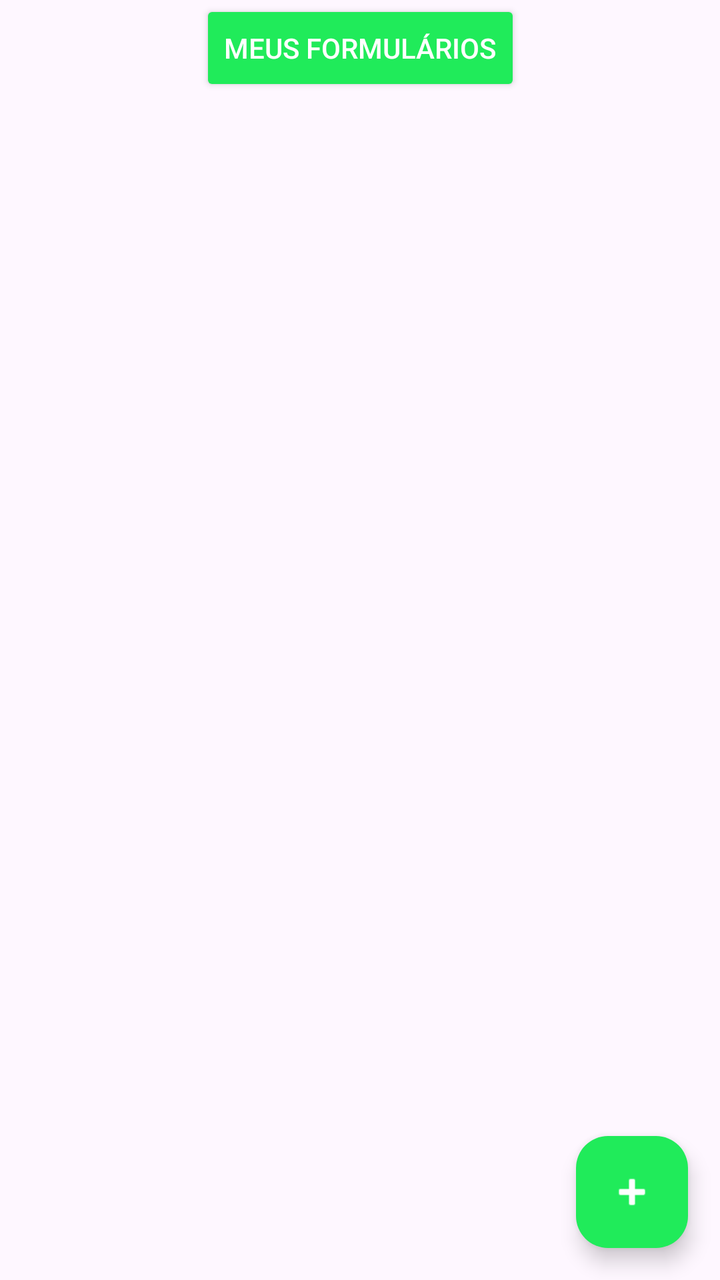
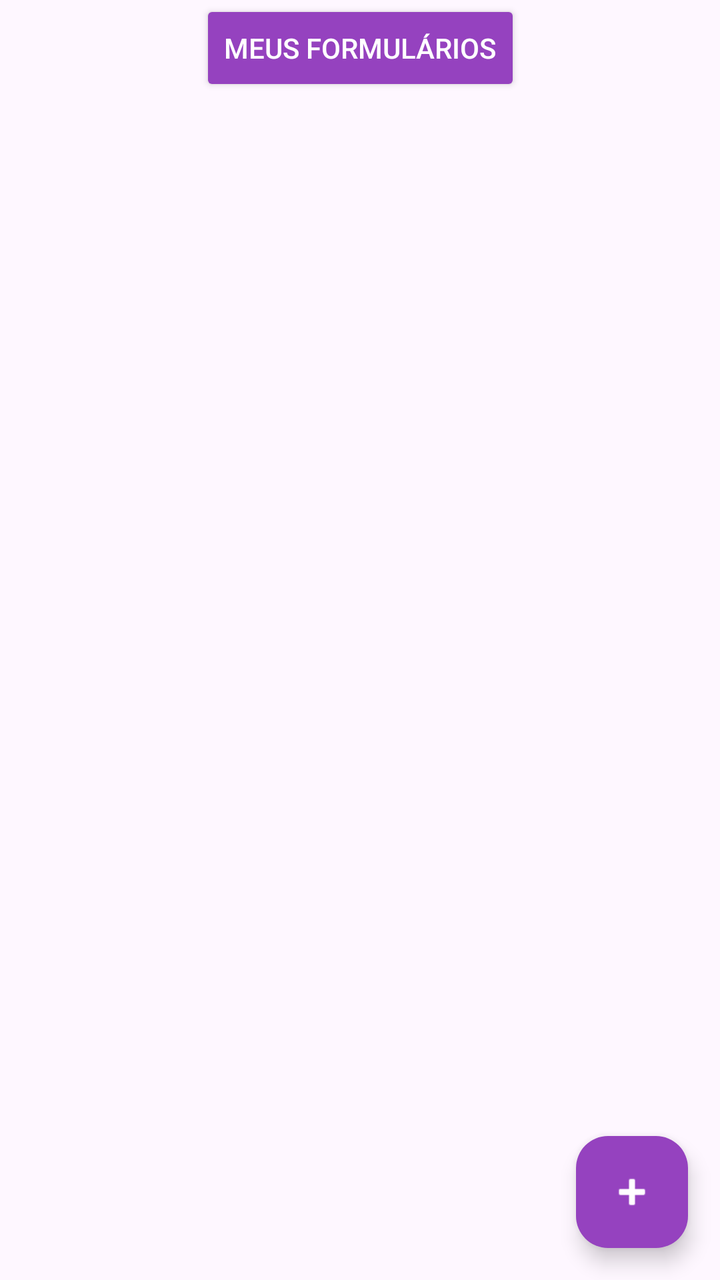

Two renders of the same Android screen: before a commit and after it. Below are the layout's source before the change and the commit's diff.
<!-- AndroidManifest.xml: application theme Theme.Material3.Light -->
<!-- res/layout/activity_main.xml -->
<?xml version="1.0" encoding="utf-8"?>
<RelativeLayout xmlns:android="http://schemas.android.com/apk/res/android"
    xmlns:app="http://schemas.android.com/apk/res-auto"
    android:layout_width="match_parent"
    android:layout_height="match_parent">

    <androidx.constraintlayout.widget.ConstraintLayout
        xmlns:android="http://schemas.android.com/apk/res/android"
        xmlns:app="http://schemas.android.com/apk/res-auto"
        android:layout_width="match_parent"
        android:layout_height="match_parent">

        <Button
            android:id="@+id/my_forms_button"
            android:layout_width="wrap_content"
            android:layout_height="wrap_content"
            android:text="Meus Formulários"
            android:backgroundTint="@color/verde"
            android:textColor="@android:color/white"
            android:padding="12dp"
            app:layout_constraintTop_toTopOf="parent"
            app:layout_constraintStart_toStartOf="parent"
            app:layout_constraintEnd_toEndOf="parent"
            android:layout_marginTop="0dp" />

    </androidx.constraintlayout.widget.ConstraintLayout>



    <com.google.android.material.floatingactionbutton.FloatingActionButton
        android:id="@+id/form_button"
        android:layout_width="wrap_content"
        android:layout_height="wrap_content"
        android:layout_alignParentEnd="true"
        android:layout_alignParentBottom="true"
        android:layout_margin="16dp"
        app:backgroundTint="@color/verde"
        app:srcCompat="@android:drawable/ic_input_add"
        app:tint="@android:color/white" />

</RelativeLayout>
<!-- resources referenced by this layout -->
<resources>
  <color name="verde">#20EB5A</color>
</resources>

<!-- the commit's change to res/layout/activity_main.xml (unified diff, before → after) -->
@@ -15,7 +15,7 @@
             android:layout_width="wrap_content"
             android:layout_height="wrap_content"
             android:text="Meus Formulários"
-            android:backgroundTint="@color/verde"
+            android:backgroundTint="@color/roxo"
             android:textColor="@android:color/white"
             android:padding="12dp"
             app:layout_constraintTop_toTopOf="parent"
@@ -34,7 +34,7 @@
         android:layout_alignParentEnd="true"
         android:layout_alignParentBottom="true"
         android:layout_margin="16dp"
-        app:backgroundTint="@color/verde"
+        app:backgroundTint="@color/roxo"
         app:srcCompat="@android:drawable/ic_input_add"
         app:tint="@android:color/white" />
 
<!-- resource entries referenced after the edit -->
@@ -1,5 +1,5 @@
 <!-- resources referenced by this layout -->
 <resources>
-  <color name="verde">#20EB5A</color>
+  <color name="roxo">#9542BF</color>
 </resources>
 
